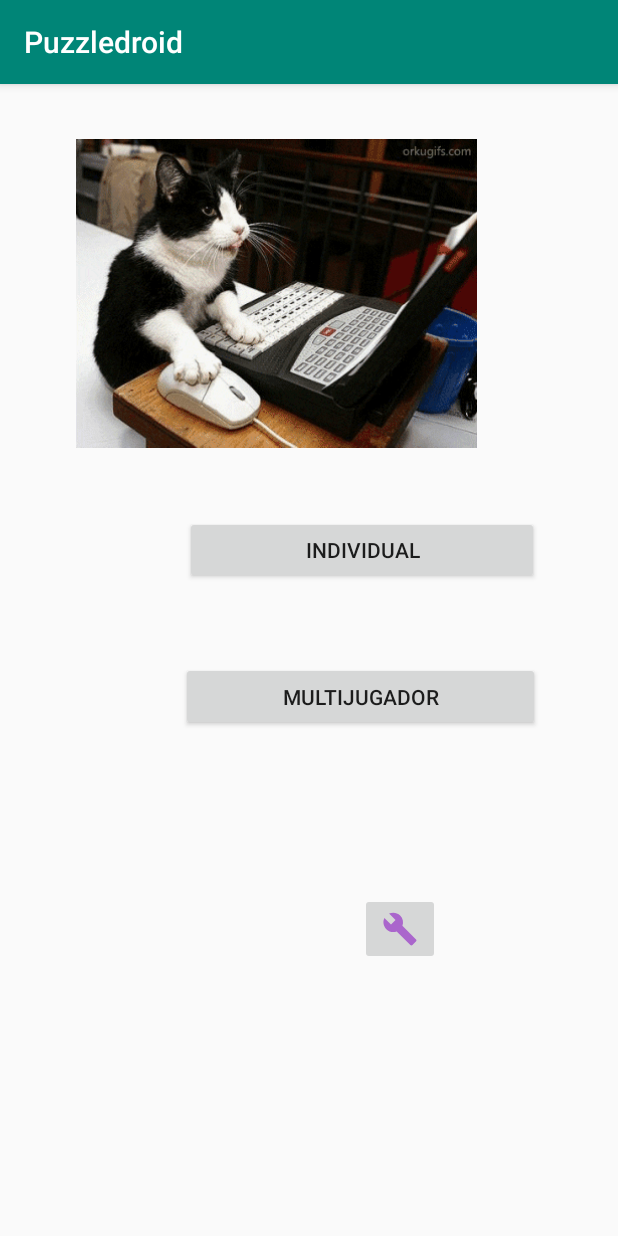
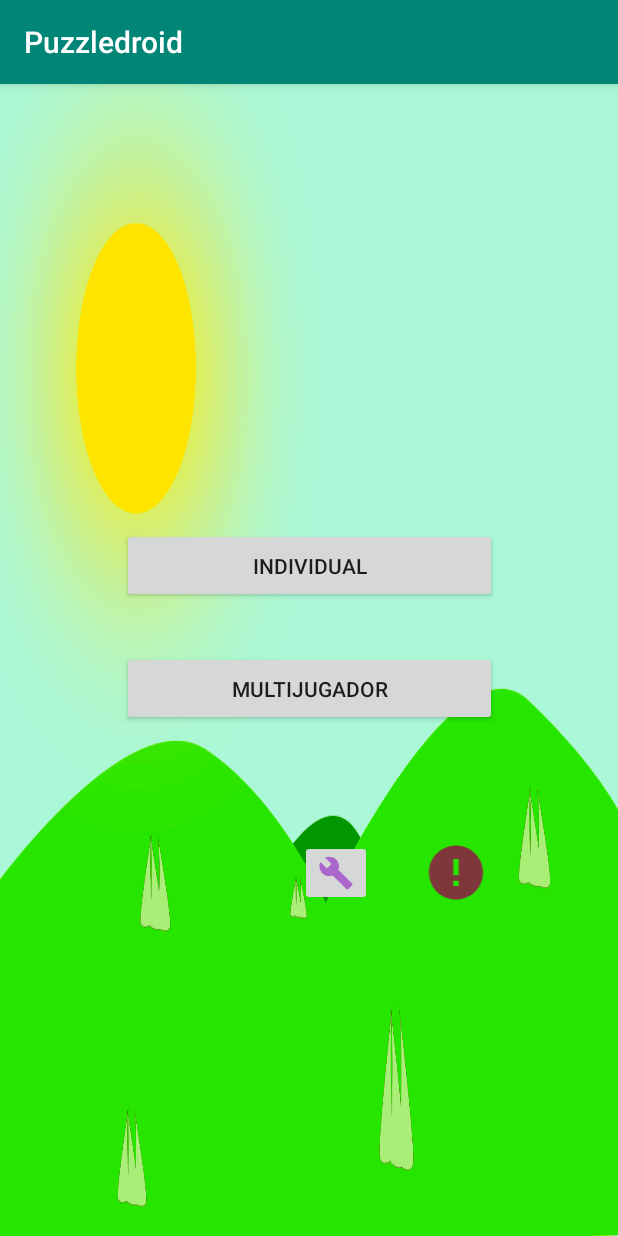
Before and after one commit to adriaqf/Puzzledroid_v1, an Android app: the screen it shows after launch (MainActivity), on a phone screen of 412 x 824 dp. Run offline under Robolectric (Android 15) with nearby library versions, the phone set to English and light mode, and no system bars.

Commit message:
menu inicio

```diff
--- a/app/build.gradle
+++ b/app/build.gradle
@@ -27,5 +27,5 @@ dependencies {
     testImplementation 'junit:junit:4.12'
     androidTestImplementation 'androidx.test.ext:junit:1.1.1'
     androidTestImplementation 'androidx.test.espresso:espresso-core:3.2.0'
-    compile 'pl.droidsonroids.gif:android-gif-drawable:1.1.17'
+    implementation 'pl.droidsonroids.gif:android-gif-drawable:1.1.17'
 }
--- a/app/src/main/res/layout/activity_main.xml
+++ b/app/src/main/res/layout/activity_main.xml
@@ -4,61 +4,41 @@
     xmlns:tools="http://schemas.android.com/tools"
     android:layout_width="match_parent"
     android:layout_height="match_parent"
+    android:background="@drawable/inicio_3"
+
     tools:context=".MainActivity">
 
-    <pl.droidsonroids.gif.GifImageView
-        android:layout_width="267dp"
-        android:layout_height="246dp"
-
-        android:layout_marginEnd="72dp"
-        android:layout_marginRight="72dp"
-        android:layout_marginBottom="25dp"
-        android:src="@drawable/giphy"
-        app:layout_constraintBottom_toTopOf="@+id/b_single"
-        app:layout_constraintEnd_toEndOf="parent"
-        app:layout_constraintHorizontal_bias="0.693"
-        app:layout_constraintStart_toStartOf="parent"
-        app:layout_constraintTop_toTopOf="parent"
-        app:layout_constraintVertical_bias="1.0" />
 
     <Button
         android:id="@+id/b_single"
-        android:layout_width="236dp"
-        android:layout_height="45dp"
-        android:layout_marginStart="100dp"
-        android:layout_marginLeft="100dp"
-        android:layout_marginTop="288dp"
+        android:layout_width="250dp"
+        android:layout_height="50dp"
+        android:layout_marginTop="296dp"
         android:text="Individual"
         app:layout_constraintEnd_toEndOf="parent"
-        app:layout_constraintHorizontal_bias="0.31"
+        app:layout_constraintHorizontal_bias="0.503"
         app:layout_constraintStart_toStartOf="parent"
         app:layout_constraintTop_toTopOf="parent" />
 
-
     <Button
         android:id="@+id/b_multi"
-        android:layout_width="239dp"
-        android:layout_height="46dp"
-        android:layout_marginStart="96dp"
-        android:layout_marginLeft="96dp"
-        android:layout_marginTop="52dp"
+        android:layout_width="250dp"
+        android:layout_height="50dp"
+        android:layout_marginTop="32dp"
         android:text="Multijugador"
         app:layout_constraintEnd_toEndOf="parent"
-        app:layout_constraintHorizontal_bias="0.324"
         app:layout_constraintStart_toStartOf="parent"
         app:layout_constraintTop_toBottomOf="@+id/b_single" />
 
     <ImageButton
         android:id="@+id/imageButton5"
-        android:layout_width="53dp"
-        android:layout_height="48dp"
-        android:layout_marginStart="240dp"
-        android:layout_marginLeft="240dp"
-        android:layout_marginTop="108dp"
+        android:layout_width="wrap_content"
+        android:layout_height="wrap_content"
+        android:layout_marginTop="76dp"
         android:src="@drawable/ic_build_black_24dp"
         android:tint="@android:color/holo_purple"
         app:layout_constraintEnd_toEndOf="parent"
-        app:layout_constraintHorizontal_bias="0.0"
+        app:layout_constraintHorizontal_bias="0.55"
         app:layout_constraintStart_toStartOf="parent"
         app:layout_constraintTop_toBottomOf="@+id/b_multi" />
 
@@ -66,14 +46,13 @@
         android:id="@+id/imageView1"
         android:layout_width="49dp"
         android:layout_height="43dp"
-        android:layout_marginBottom="244dp"
+        android:layout_marginStart="24dp"
+        android:layout_marginLeft="24dp"
+        android:layout_marginTop="76dp"
         android:src="@drawable/ic_error_black_24dp"
-        app:layout_constraintBottom_toBottomOf="parent"
         app:layout_constraintEnd_toEndOf="parent"
-        app:layout_constraintHorizontal_bias="0.898"
-        app:layout_constraintStart_toStartOf="parent"
-        app:layout_constraintTop_toTopOf="@+id/imageButton5"
-        app:layout_constraintVertical_bias="0.0" />
-
+        app:layout_constraintHorizontal_bias="0.084"
+        app:layout_constraintStart_toEndOf="@+id/imageButton5"
+        app:layout_constraintTop_toBottomOf="@+id/b_multi" />
 
 </androidx.constraintlayout.widget.ConstraintLayout>
```
Also changed, not shown: app/src/main/res/drawable/inicio_3.gif (added).
